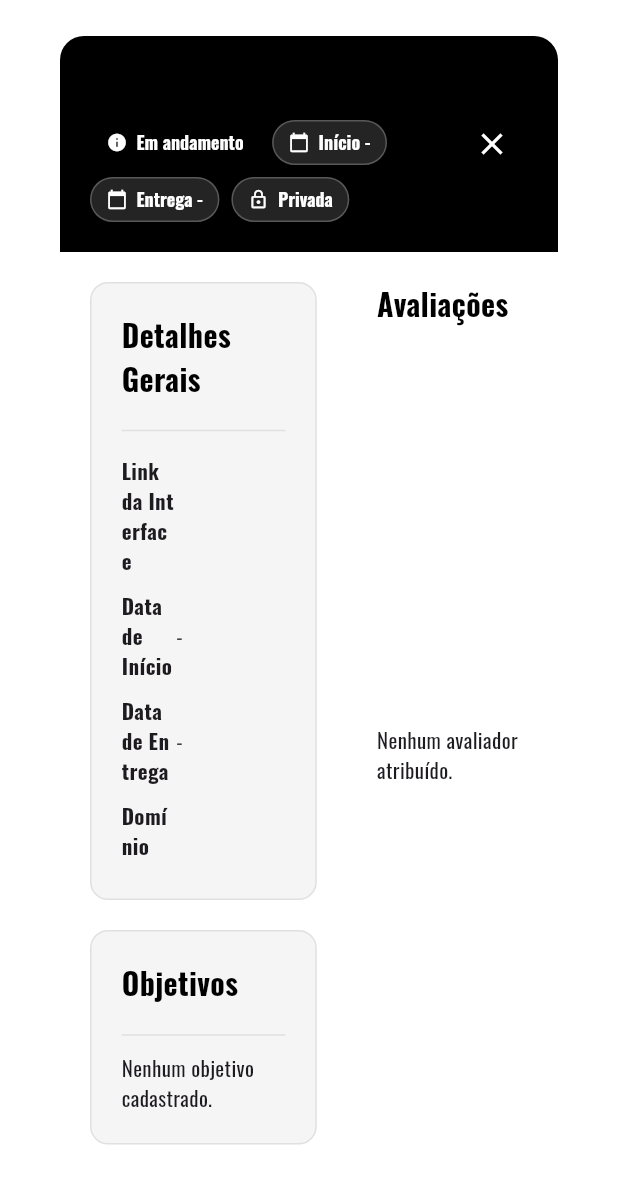
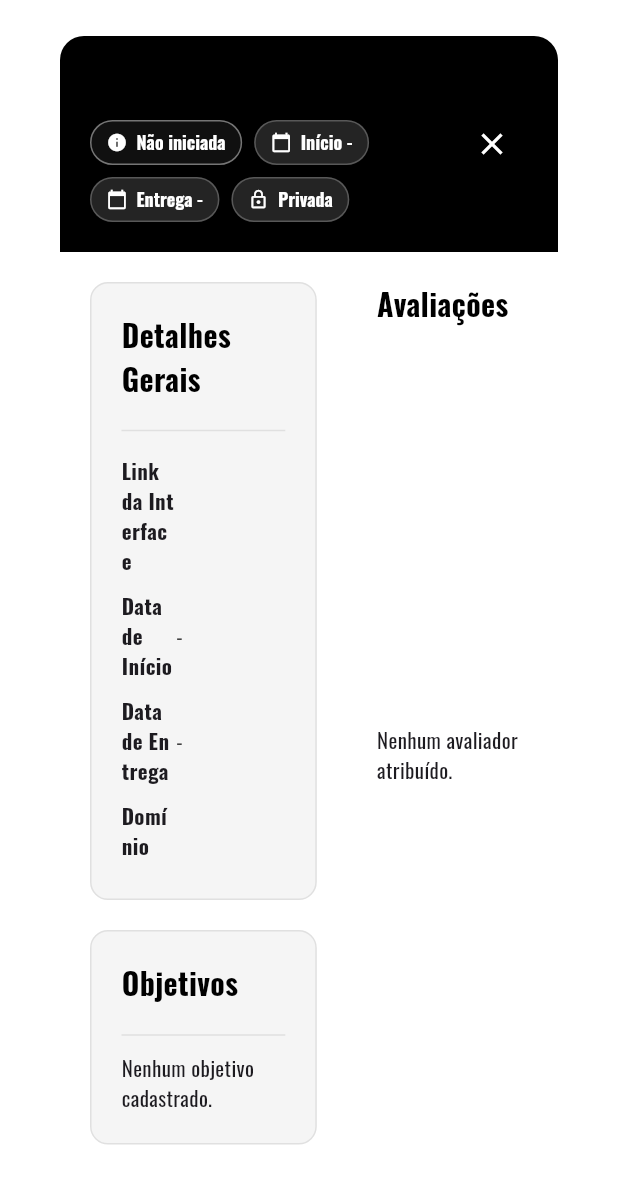
Before and after one commit to gabrielfjm/flutter-pandyzer, a Flutter app: the AvaliacoesDetalhesModal widget shown alone on an empty page, opened directly with empty values, on a phone screen of 412 x 824 dp. Shown: the top 1184 px of the screen. Run offline on Flutter 3.47's test engine with Material 3 defaults, Android fonts, the phone set to English and light mode, and no system bars; our stand-ins replace dropdown_button2, flutter_bloc, google_fonts, image_picker, pdf, printing and 2 more; missing offline and left inert: dart:html, syncfusion_flutter_core, universal_html; accounts and stored records are empty; network calls fail.

Commit message:
Correções

```diff
--- a/lib/structure/http/services/objetivo_service.dart
+++ b/lib/structure/http/services/objetivo_service.dart
@@ -13,12 +13,13 @@ mixin ObjetivoService {
     final resp = await HttpClient.get(rota);
     if (resp.statusCode == 200) {
       final List<dynamic> data = jsonDecode(resp.body);
-      return data.map((e) => Objective.fromJson(e)).toList();
+      return data
+          .map<Objective>((e) => Objective.fromJson(e as Map<String, dynamic>))
+          .toList();
     }
-    throw Exception(
-      'Erro ao buscar objetivos: ${resp.statusCode} ${resp.body}',
-    );
+    throw Exception('Erro ao buscar objetivos: ${resp.statusCode} ${resp.body}');
   }
+
 
   static Future<Objective> getObjetivoById(int id) async {
     final resp = await HttpClient.get('$rota/$id');
@@ -33,14 +34,24 @@ mixin ObjetivoService {
   /// NOVO nome "canônico"
   static Future<List<Objective>> getByEvaluationId(int evaluationId) async {
     final resp = await HttpClient.get('$rota/evaluation/$evaluationId');
+
     if (resp.statusCode == 200) {
-      final List<dynamic> data = jsonDecode(resp.body);
-      return data.map((e) => Objective.fromJson(e)).toList();
+      final data = jsonDecode(resp.body);
+
+      if (data is List) {
+        return data
+            .map<Objective>((e) => Objective.fromJson(e as Map<String, dynamic>))
+            .toList();
+      }
+      if (data is Map && data['content'] is List) {
+        return (data['content'] as List)
+            .map<Objective>((e) => Objective.fromJson(e as Map<String, dynamic>))
+            .toList();
+      }
+      return const [];
     }
-    throw Exception(
-      'Erro ao buscar objetivos da avaliação $evaluationId: '
-          '${resp.statusCode} ${resp.body}',
-    );
+
+    throw Exception('Falha ao buscar objetivos (${resp.statusCode})');
   }
 
   /// Alias de compatibilidade com o código legado
--- a/lib/structure/pages/avaliacoes/avaliacoes_repository.dart
+++ b/lib/structure/pages/avaliacoes/avaliacoes_repository.dart
@@ -92,7 +92,7 @@ mixin AvaliacoesRepository {
 
   // ========= OBJETIVOS =========
   static Future<List<Objective>> getObjectivesByEvaluationId(int evaluationId) {
-    return ObjetivoService.getObjetivoByIdAvaliacao(evaluationId);
+    return ObjetivoService.getByEvaluationId(evaluationId);
   }
 
   static Future<Objective> insertObjetivo(Objective o) {
--- a/lib/structure/pages/avaliacoes/modal/avaliacoes_detalhes_modal.dart
+++ b/lib/structure/pages/avaliacoes/modal/avaliacoes_detalhes_modal.dart
@@ -17,12 +17,13 @@ import 'package:flutter_pandyzer/structure/pages/problema/problema_page.dart';
 import 'package:flutter_pandyzer/structure/widgets/app_text.dart';
 import 'package:shared_preferences/shared_preferences.dart';
 
+import '../../../http/services/avaliacoes_report_service.dart';
 import '../../../widgets/app_confirm_dialog.dart';
 
 class AvaliacoesDetalhesModal extends StatefulWidget {
   final AvaliacoesBloc bloc;
   final Evaluation evaluation;
-  final List<Objective> objectives;
+  final List<Objective> objectives; // pode vir vazio
   final List<Evaluator> evaluators;
 
   const AvaliacoesDetalhesModal({
@@ -40,23 +41,64 @@ class AvaliacoesDetalhesModal extends StatefulWidget {
 
 class _AvaliacoesDetalhesModalState extends State<AvaliacoesDetalhesModal> {
   String? _currentUserId;
+
+  // ---- objetivos & loading ----
+  List<Objective> _objectives = [];
+  bool _isLoadingObjectives = true;
+
+  // ---- problemas por avaliador ----
   final Map<int, List<Problem>> _problemsByEvaluator = {};
   bool _isLoadingProblems = true;
+
+  // ---- relatório ----
   bool _isGeneratingReport = false;
 
   @override
   void initState() {
     super.initState();
     _loadCurrentUser();
-    _loadProblems();
+    _bootstrap(); // objetivos -> problemas
   }
 
   Future<void> _loadCurrentUser() async {
     final prefs = await SharedPreferences.getInstance();
-    if (mounted) {
+    if (!mounted) return;
+    setState(() => _currentUserId = prefs.getString('userId'));
+  }
+
+  Future<void> _bootstrap() async {
+    await _ensureObjectives();
+    await _loadProblems();
+  }
+
+  /// Garante que `_objectives` esteja populado:
+  /// - usa os `widget.objectives` se já vierem preenchidos
+  /// - caso contrário busca do backend
+  Future<void> _ensureObjectives() async {
+    if (widget.objectives.isNotEmpty) {
       setState(() {
-        _currentUserId = prefs.getString('userId');
+        _objectives = widget.objectives;
+        _isLoadingObjectives = false;
       });
+      return;
+    }
+
+    try {
+      if (widget.evaluation.id != null) {
+        final objs = await AvaliacoesRepository.getObjectivesByEvaluationId(
+          widget.evaluation.id!,
+        );
+        if (!mounted) return;
+        setState(() {
+          _objectives = objs;
+          _isLoadingObjectives = false;
+        });
+      } else {
+        setState(() => _isLoadingObjectives = false);
+      }
+    } catch (_) {
+      if (!mounted) return;
+      setState(() => _isLoadingObjectives = false);
     }
   }
 
@@ -65,14 +107,20 @@ class _AvaliacoesDetalhesModalState extends State<AvaliacoesDetalhesModal> {
       setState(() => _isLoadingProblems = false);
       return;
     }
-    final groupedProblems = <int, List<Problem>>{};
+
+    final grouped = <int, List<Problem>>{};
+
     for (final evaluator in widget.evaluators) {
       final evaluatorUserId = evaluator.user?.id;
-      if (evaluatorUserId != null) {
-        final List<Problem> problemsForThisEvaluator = [];
-        for (final objective in widget.objectives) {
+      if (evaluatorUserId == null) continue;
+
+      final problemsForThisEvaluator = <Problem>[];
+
+      // ⚠️ usar _objectives (não widget.objectives)
+      for (final objective in _objectives) {
         final objectiveId = objective.id;
-          if (objectiveId != null) {
+        if (objectiveId == null) continue;
+
         final problems = await AvaliacoesRepository
             .getProblemsByIdObjetivoAndIdEvaluator(
           objectiveId,
@@ -80,44 +128,38 @@ class _AvaliacoesDetalhesModalState extends State<AvaliacoesDetalhesModal> {
         );
         problemsForThisEvaluator.addAll(problems);
       }
-        }
-        groupedProblems[evaluatorUserId] = problemsForThisEvaluator;
-      }
+
+      grouped[evaluatorUserId] = problemsForThisEvaluator;
     }
 
-    if (mounted) {
+    if (!mounted) return;
     setState(() {
-        _problemsByEvaluator.addAll(groupedProblems);
+      _problemsByEvaluator
+        ..clear()
+        ..addAll(grouped);
       _isLoadingProblems = false;
     });
-    }
   }
 
   // ----------------- Helpers de Status / Badges -----------------
 
   _StatusInfo _statusGeral(Evaluation e) {
-    DateTime? parse(String? iso) {
-      if (iso == null) return null;
-      try {
-        return DateTime.parse(iso);
-      } catch (_) {
-        return null;
-      }
+    // 1 = Em andamento, 2 = Concluída, 3 = Não iniciada (ajuste se for diferente)
+    if (widget.evaluators.isEmpty) {
+      return _StatusInfo('Não iniciada', AppColors.grey600);
     }
 
-    final now = DateTime.now();
-    final start = parse(e.startDate);
-    final end = parse(e.finalDate);
+    final allNotStarted = widget.evaluators.every((ev) => ev.status?.id == 3);
+    if (allNotStarted) {
+      return _StatusInfo('Não iniciada', AppColors.grey600);
+    }
 
-    if (start != null && now.isBefore(start)) {
-      return _StatusInfo('Agendada', AppColors.grey600);
+    final allDone = widget.evaluators.isNotEmpty &&
+        widget.evaluators.every((ev) => ev.status?.id == 2);
+    if (allDone) {
+      return _StatusInfo('Concluída', AppColors.green300);
     }
-    if (start != null && end != null && now.isAfter(start) && now.isBefore(end)) {
-      return _StatusInfo('Em andamento', AppColors.primary);
-    }
-    if (end != null && now.isAfter(end)) {
-      return _StatusInfo('Encerrada', AppColors.red300);
-    }
+
     return _StatusInfo('Em andamento', AppColors.primary);
   }
 
@@ -171,13 +213,11 @@ class _AvaliacoesDetalhesModalState extends State<AvaliacoesDetalhesModal> {
           TextButton(
             style: TextButton.styleFrom(foregroundColor: AppColors.green300),
             onPressed: () {
-              // AGORA envia o ID DO USUÁRIO DO AVALIADOR
               widget.bloc.add(StartEvaluationEvent(
-                evaluatorRecordId: evaluator.id!,         // registro Evaluator
-                evaluatorUserId: evaluator.user!.id!,     // usuário do avaliador
+                evaluatorRecordId: evaluator.id!,
+                evaluatorUserId: evaluator.user!.id!,
                 evaluationId: widget.evaluation.id!,
               ));
-
               _closeDialogsAndGoToProblems(evaluatorUserId);
             },
             child: const Text('Confirmar e Iniciar'),
@@ -189,8 +229,8 @@ class _AvaliacoesDetalhesModalState extends State<AvaliacoesDetalhesModal> {
 
   void _closeDialogsAndGoToProblems(int evaluatorUserId) {
     final nav = Navigator.of(context, rootNavigator: true);
-    if (nav.canPop()) nav.pop(); // fecha confirmação
-    if (nav.canPop()) nav.pop(); // fecha modal
+    if (nav.canPop()) nav.pop();
+    if (nav.canPop()) nav.pop();
 
     NavigationManager().goTo(
       ProblemaPage(
@@ -221,9 +261,9 @@ class _AvaliacoesDetalhesModalState extends State<AvaliacoesDetalhesModal> {
         onConfirm: () {
           widget.bloc.add(
             DeleteEvaluatorAndProblems(
-              evaluatorRecordId: evaluator.id!,      // ID do registro "Evaluator"
-              evaluatorUserId: evaluator.user!.id!,  // ID do usuário do avaliador
-              evaluationId: widget.evaluation.id!,  // ID da avaliação
+              evaluatorRecordId: evaluator.id!,
+              evaluatorUserId: evaluator.user!.id!,
+              evaluationId: widget.evaluation.id!,
             ),
           );
           Navigator.of(context).pop();
@@ -231,7 +271,6 @@ class _AvaliacoesDetalhesModalState extends State<AvaliacoesDetalhesModal> {
       ),
     );
   }
-
 
   Future<void> _handleReportGeneration(
       Future<void> Function() reportFunction) async {
@@ -287,8 +326,7 @@ class _AvaliacoesDetalhesModalState extends State<AvaliacoesDetalhesModal> {
                 crossAxisAlignment: CrossAxisAlignment.start,
                 children: [
                   appText(
-                    text:
-                    widget.evaluation.description ?? 'Detalhes da Avaliação',
+                    text: widget.evaluation.description ?? 'Detalhes da Avaliação',
                     color: AppColors.white,
                     fontSize: AppFontSize.fs20,
                     fontWeight: FontWeight.bold,
@@ -298,8 +336,7 @@ class _AvaliacoesDetalhesModalState extends State<AvaliacoesDetalhesModal> {
                     spacing: 8,
                     runSpacing: 8,
                     children: [
-                      _chip(status.label,
-                          color: status.color, icon: AppIcons.info),
+                      _chip(status.label, color: status.color, icon: AppIcons.info),
                       _chip('Início $start', icon: AppIcons.calendar),
                       _chip('Entrega $end', icon: AppIcons.calendar),
                       if (widget.evaluation.isPublic)
@@ -320,33 +357,19 @@ class _AvaliacoesDetalhesModalState extends State<AvaliacoesDetalhesModal> {
                 style: TextButton.styleFrom(foregroundColor: AppColors.white),
                 onPressed: _isGeneratingReport
                     ? null
-                    : () {
-                  final completedEvaluators = widget.evaluators
-                      .where((e) => e.status?.id == 2)
-                      .toList();
-                  final problemsOfCompleted = Map.fromEntries(
-                    _problemsByEvaluator.entries.where(
-                          (entry) => completedEvaluators
-                          .any((e) => e.user?.id == entry.key),
-                    ),
+                    : () async {
+                  setState(() => _isGeneratingReport = true);
+                  try {
+                    await AvaliacoesReportService
+                        .downloadConsolidated(widget.evaluation.id!);
+                  } catch (e) {
+                    if (mounted) {
+                      ScaffoldMessenger.of(context).showSnackBar(
+                        SnackBar(content: Text(e.toString())),
                       );
-                  if (problemsOfCompleted.isNotEmpty) {
-                    _handleReportGeneration(
-                          () => ReportGeneratorService
-                          .generateConsolidatedReport(
-                        context: context,
-                        evaluation: widget.evaluation,
-                        evaluators: completedEvaluators,
-                        problemsByEvaluator: problemsOfCompleted,
-                        objectives: widget.objectives,
-                      ),
-                    );
-                  } else {
-                    ScaffoldMessenger.of(context)
-                        .showSnackBar(const SnackBar(
-                      content: Text(
-                          "Nenhum problema encontrado para gerar o relatório consolidado."),
-                    ));
+                    }
+                  } finally {
+                    if (mounted) setState(() => _isGeneratingReport = false);
                   }
                 },
                 icon: const Icon(Icons.picture_as_pdf, size: 18),
@@ -379,38 +402,51 @@ class _AvaliacoesDetalhesModalState extends State<AvaliacoesDetalhesModal> {
                             children: [
                               _DetailRow(
                                 label: 'Link da Interface',
-                                  value: widget.evaluation.link ?? '-'),
+                                value: widget.evaluation.link ?? '-',
+                              ),
                               _DetailRow(label: 'Data de Início', value: start),
                               _DetailRow(label: 'Data de Entrega', value: end),
                               _DetailRow(
                                 label: 'Domínio',
                                 value: widget.evaluation.applicationType
                                     ?.description ??
-                                      '-'),
-                            ],
-                          ),
-                        ),
-                        const SizedBox(height: AppSpacing.big),
-                        _SectionCard(
-                          title: 'Objetivos',
-                          child: Column(
-                            crossAxisAlignment: CrossAxisAlignment.start,
-                            children: [
-                              if (widget.objectives.isEmpty)
-                                const Text('Nenhum objetivo cadastrado.'),
-                              if (widget.objectives.isNotEmpty)
-                                Wrap(
-                                  spacing: 8,
-                                  runSpacing: 8,
-                                  children: widget.objectives.map((o) {
-                                    return _ObjectiveChip(
-                                        text: o.description ?? '-');
-                                  }).toList(),
+                                    '-',
                               ),
                             ],
                           ),
                         ),
                         const SizedBox(height: AppSpacing.big),
+
+                        // Objetivos
+                        _SectionCard(
+                          title: 'Objetivos',
+                          child: _isLoadingObjectives
+                              ? const Padding(
+                            padding: EdgeInsets.all(12),
+                            child: Center(
+                              child: CircularProgressIndicator(),
+                            ),
+                          )
+                              : Column(
+                            crossAxisAlignment: CrossAxisAlignment.start,
+                            children: [
+                              if (_objectives.isEmpty)
+                                const Text('Nenhum objetivo cadastrado.'),
+                              if (_objectives.isNotEmpty)
+                                Wrap(
+                                  spacing: 8,
+                                  runSpacing: 8,
+                                  children: _objectives
+                                      .map((o) => _ObjectiveChip(
+                                    text: o.description ?? '-',
+                                  ))
+                                      .toList(),
+                                ),
+                            ],
+                          ),
+                        ),
+                        const SizedBox(height: AppSpacing.big),
+
                         _SectionCard(
                           title: 'Criada por',
                           child: ListTile(
@@ -426,6 +462,7 @@ class _AvaliacoesDetalhesModalState extends State<AvaliacoesDetalhesModal> {
                   ),
                 ),
                 const SizedBox(width: AppSpacing.big * 2),
+
                 // DIREITA
                 Expanded(
                   flex: 2,
@@ -443,21 +480,17 @@ class _AvaliacoesDetalhesModalState extends State<AvaliacoesDetalhesModal> {
                             : ListView.builder(
                           itemCount: widget.evaluators.length,
                           itemBuilder: (context, index) {
-                            final evaluator =
-                            widget.evaluators[index];
+                            final evaluator = widget.evaluators[index];
                             final problems =
-                                _problemsByEvaluator[
-                                evaluator.user?.id] ??
+                                _problemsByEvaluator[evaluator.user?.id] ??
                                     [];
                             final isOwner = _currentUserId != null &&
                                 _currentUserId ==
                                     widget.evaluation.user?.id
                                         .toString();
-                            final isThisEvaluator =
-                                _currentUserId != null &&
+                            final isThisEvaluator = _currentUserId != null &&
                                 _currentUserId ==
-                                        evaluator.user?.id
-                                            .toString();
+                                    evaluator.user?.id.toString();
 
                             return _EvaluatorTile(
                               evaluator: evaluator,
@@ -504,8 +537,7 @@ class _AvaliacoesDetalhesModalState extends State<AvaliacoesDetalhesModal> {
                                   evaluation:
                                   widget.evaluation,
                                   problems: problems,
-                                  objectives:
-                                  widget.objectives,
+                                  objectives: _objectives, // <-- importante
                                 ),
                               ),
                             );
@@ -586,8 +618,8 @@ class _DetailRow extends StatelessWidget {
         children: [
           Expanded(
             flex: 1,
-            child:
-            Text(label, style: const TextStyle(fontWeight: FontWeight.bold)),
+            child: Text(label,
+                style: const TextStyle(fontWeight: FontWeight.bold)),
           ),
           Expanded(
             flex: 2,
@@ -614,14 +646,22 @@ class _ObjectiveChip extends StatelessWidget {
       ),
       child: Row(
         mainAxisSize: MainAxisSize.min,
-        children: const [
-          Icon(AppIcons.check, size: 14, color: AppColors.black),
-          SizedBox(width: 6),
+        children: [
+          const Icon(AppIcons.check, size: 14, color: AppColors.black),
+          const SizedBox(width: 6),
+          Text(
+            text,
+            style: const TextStyle(
+              color: AppColors.black,
+              fontWeight: FontWeight.w600,
+            ),
+          ),
         ],
       ),
     );
   }
 }
+
 
 class _EvaluatorTile extends StatelessWidget {
   final Evaluator evaluator;
@@ -682,12 +722,12 @@ class _EvaluatorTile extends StatelessWidget {
                 ),
               ),
               Container(
-                padding:
-                const EdgeInsets.symmetric(horizontal: 10, vertical: 6),
+                padding: const EdgeInsets.symmetric(horizontal: 10, vertical: 6),
                 decoration: BoxDecoration(
                   color: badgeColor.withValues(alpha: 0.18),
                   borderRadius: BorderRadius.circular(99),
-                    border: Border.all(color: badgeColor, width: 1)),
+                  border: Border.all(color: badgeColor, width: 1),
+                ),
                 child: Text(
                   badgeText,
                   style: const TextStyle(
@@ -736,8 +776,7 @@ class _EvaluatorTile extends StatelessWidget {
                 IconButton(
                   tooltip: 'Remover Avaliador',
                   onPressed: onRemove,
-                  icon:
-                  Icon(AppIcons.delete, color: AppColors.red300, size: 18),
+                  icon: Icon(AppIcons.delete, color: AppColors.red300, size: 18),
                 ),
             ],
           ),
```
Also changed, not shown: lib/core/download_web.dart (added, +11 -0 lines), lib/core/http_client.dart (+32 -0 lines), lib/core/http_client_bytes.dart (added, +9 -0 lines), lib/structure/http/services/avaliacoes_report_service.dart (added, +21 -0 lines), lib/structure/pages/avaliacoes/cadastro/cadastro_avaliacoes_page.dart (+39 -6 lines). Lines whose indentation alone changed are shown as unchanged.
